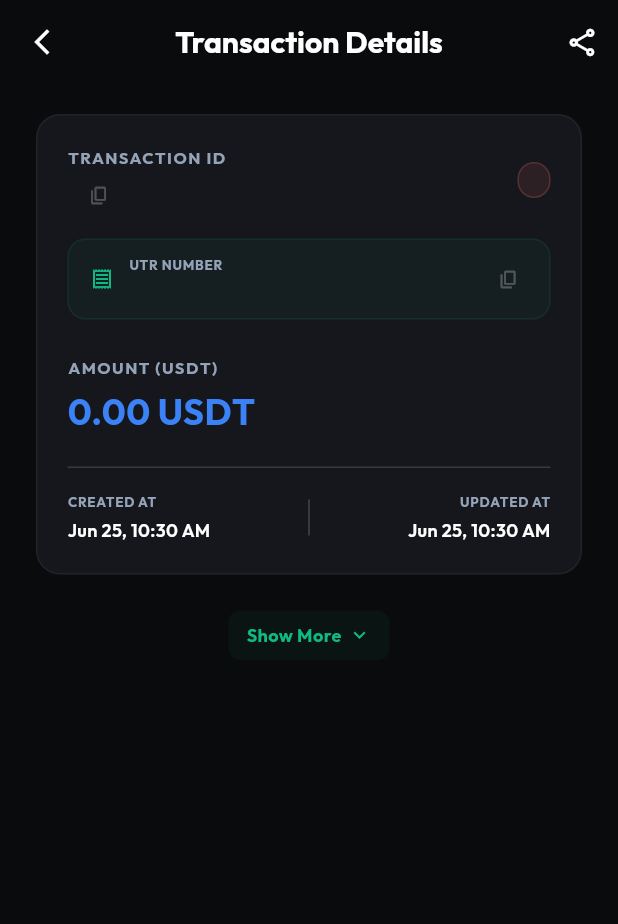
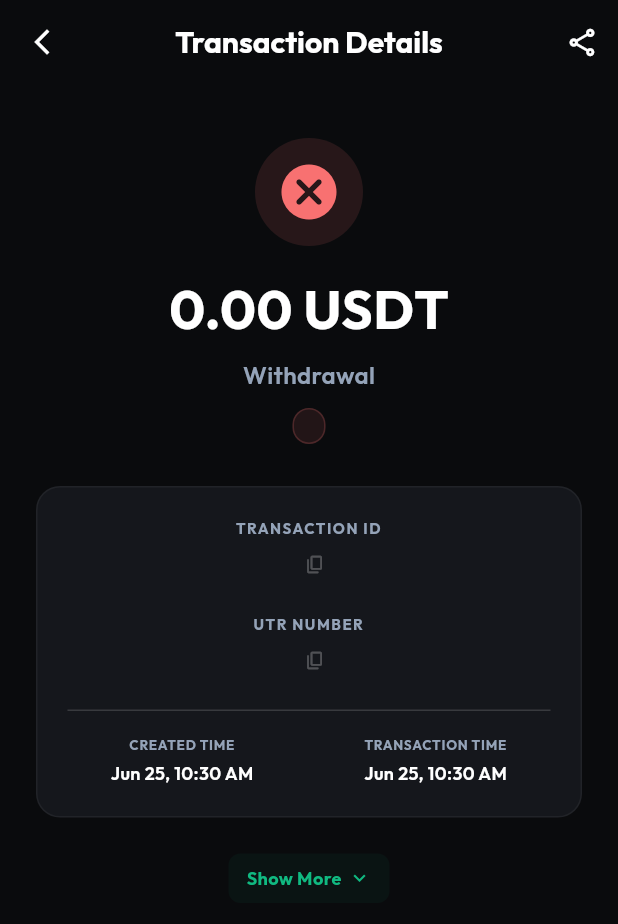
Before and after one commit to dtexxchange/app, a Flutter app: the TransactionDetailScreen screen opened directly with empty values, on a phone screen of 412 x 824 dp. Shown: the top 924 px of the screen. Run offline on Flutter 3.47's test engine with Material 3 defaults, Android fonts, the phone set to English and light mode, and no system bars; drawn by our look-alikes of screenshot; our stand-ins replace firebase_core, firebase_messaging, flutter_local_notifications, flutter_secure_storage, google_fonts, qr_flutter and 2 more; missing offline and left inert: encrypt, pointycastle; accounts and stored records are empty; network calls fail.

Commit message:
feat: ui changes to match gpay design

```diff
--- a/apps/mobile_app/lib/screens/transaction_detail_screen.dart
+++ b/apps/mobile_app/lib/screens/transaction_detail_screen.dart
@@ -180,32 +180,88 @@ class _TransactionDetailScreenState extends State<TransactionDetailScreen> {
           child: ListView(
             padding: const EdgeInsets.symmetric(horizontal: 24, vertical: 20),
             children: [
-              // Section 1: Core Summary
+              // Section 1: Google Pay Styled Core Summary
+              const SizedBox(height: 16),
+              Center(
+                child: Container(
+                  width: 72,
+                  height: 72,
+                  decoration: BoxDecoration(
+                    color: statusColor.withValues(alpha: 0.12),
+                    shape: BoxShape.circle,
+                  ),
+                  child: Icon(
+                    status == 'COMPLETED'
+                        ? Icons.check_circle_rounded
+                        : status == 'PENDING'
+                            ? Icons.schedule_rounded
+                            : Icons.cancel_rounded,
+                    color: statusColor,
+                    size: 44,
+                  ),
+                ),
+              ),
+              const SizedBox(height: 16),
+              Center(
+                child: (isExchange || isWithdrawal)
+                    ? Text(
+                        '₹${NumberFormat('#,##0.##').format(amountInr)}',
+                        style: GoogleFonts.outfit(
+                          fontSize: 36,
+                          fontWeight: FontWeight.bold,
+                        ),
+                        textAlign: TextAlign.center,
+                      )
+                    : ExpandableAmount(
+                        amount: amountUsdt,
+                        suffix: ' USDT',
+                        style: GoogleFonts.outfit(
+                          fontSize: 36,
+                          fontWeight: FontWeight.bold,
+                        ),
+                      ),
+              ),
+              const SizedBox(height: 8),
+              Center(
+                child: Text(
+                  isDeposit
+                      ? 'Deposit Request'
+                      : isExchange
+                          ? 'Exchange'
+                          : 'Withdrawal',
+                  style: GoogleFonts.outfit(
+                    fontSize: 16,
+                    fontWeight: FontWeight.w600,
+                    color: textDim,
+                  ),
+                ),
+              ),
+              const SizedBox(height: 10),
+              Center(
+                child: _buildStatusBadge(status, statusColor),
+              ),
+              const SizedBox(height: 28),
               _buildSectionCard(
                 child: Column(
-                  children: [
-                    Row(
-                      mainAxisAlignment: MainAxisAlignment.spaceBetween,
-                      children: [
-                        Column(
-                          crossAxisAlignment: CrossAxisAlignment.start,
                   children: [
                     Text(
                       'TRANSACTION ID',
                       style: TextStyle(
                         color: textDim,
-                                fontSize: 11,
+                        fontSize: 10,
                         fontWeight: FontWeight.bold,
                         letterSpacing: 1,
                       ),
+                      textAlign: TextAlign.center,
                     ),
                     const SizedBox(height: 4),
                     Row(
+                      mainAxisAlignment: MainAxisAlignment.center,
                       children: [
                         Text(
                           tx['readableId']?.toString() ?? 'UNKNOWN',
                           style: const TextStyle(
-                                    fontSize: 18,
+                            fontSize: 16,
                             fontWeight: FontWeight.bold,
                           ),
                         ),
@@ -216,120 +272,59 @@ class _TransactionDetailScreenState extends State<TransactionDetailScreen> {
                         ),
                       ],
                     ),
+                    if (tx['utr'] != null) ...[
+                      const SizedBox(height: 20),
+                      Text(
+                        'UTR NUMBER',
+                        style: TextStyle(
+                          color: textDim,
+                          fontSize: 10,
+                          fontWeight: FontWeight.bold,
+                          letterSpacing: 1,
+                        ),
+                        textAlign: TextAlign.center,
+                      ),
+                      const SizedBox(height: 4),
+                      Row(
+                        mainAxisAlignment: MainAxisAlignment.center,
+                        children: [
+                          Text(
+                            tx['utr'],
+                            style: const TextStyle(
+                              fontSize: 15,
+                              fontWeight: FontWeight.bold,
+                            ),
+                          ),
+                          const SizedBox(width: 8),
+                          _CopyButton(label: 'UTR', value: tx['utr']),
                         ],
                       ),
-                        _buildStatusBadge(status, statusColor),
                     ],
-                    ),
-                    if (tx['utr'] != null) ...[
+                    const SizedBox(height: 20),
+                    Container(height: 1, color: border.withValues(alpha: 0.15)),
                     const SizedBox(height: 16),
-                      Container(
-                        padding: const EdgeInsets.symmetric(
-                          horizontal: 14,
-                          vertical: 10,
-                        ),
-                        decoration: BoxDecoration(
-                          color: primary.withValues(alpha: 0.05),
-                          borderRadius: BorderRadius.circular(12),
-                          border: Border.all(
-                            color: primary.withValues(alpha: 0.1),
-                          ),
-                        ),
-                        child: Row(
+                    LayoutBuilder(
+                      builder: (context, constraints) {
+                        final double itemWidth = (constraints.maxWidth - 16) / 2;
+                        final bool useGrid = itemWidth > 130;
+                        return Wrap(
+                          spacing: 16,
+                          runSpacing: 16,
                           children: [
-                            Icon(
-                              Icons.receipt_outlined,
-                              color: primary,
-                              size: 16,
-                            ),
-                            const SizedBox(width: 10),
-                            Expanded(
+                            SizedBox(
+                              width: useGrid ? itemWidth : constraints.maxWidth,
                               child: Column(
-                                crossAxisAlignment: CrossAxisAlignment.start,
+                                crossAxisAlignment: CrossAxisAlignment.center,
                                 children: [
                                   Text(
-                                    'UTR NUMBER',
+                                    'CREATED TIME',
                                     style: TextStyle(
                                       color: textDim,
                                       fontSize: 9,
                                       fontWeight: FontWeight.bold,
                                       letterSpacing: 0.5,
                                     ),
-                                  ),
-                                  Text(
-                                    tx['utr'],
-                                    style: const TextStyle(
-                                      fontSize: 13,
-                                      fontWeight: FontWeight.bold,
-                                    ),
-                                  ),
-                                ],
-                              ),
-                            ),
-                            _CopyButton(label: 'UTR', value: tx['utr']),
-                          ],
-                        ),
-                      ),
-                    ],
-                    const SizedBox(height: 24),
-                    Row(
-                      mainAxisAlignment: MainAxisAlignment.spaceBetween,
-                      children: [
-                        Column(
-                          crossAxisAlignment: CrossAxisAlignment.start,
-                          children: [
-                            Text(
-                              (isExchange || isWithdrawal)
-                                  ? 'AMOUNT (INR)'
-                                  : 'AMOUNT (USDT)',
-                              style: TextStyle(
-                                color: textDim,
-                                fontSize: 11,
-                                fontWeight: FontWeight.bold,
-                                letterSpacing: 1,
-                              ),
-                            ),
-                            const SizedBox(height: 4),
-                            if (isExchange || isWithdrawal)
-                              Text(
-                                '₹${NumberFormat('#,##0.##').format(amountInr)}',
-                                style: GoogleFonts.outfit(
-                                  fontSize: 24,
-                                  fontWeight: FontWeight.bold,
-                                  color: blue,
-                                ),
-                              )
-                            else
-                              ExpandableAmount(
-                                amount: amountUsdt,
-                                suffix: ' USDT',
-                                style: GoogleFonts.outfit(
-                                  fontSize: 24,
-                                  fontWeight: FontWeight.bold,
-                                  color: blue,
-                                ),
-                              ),
-                          ],
-                        ),
-                      ],
-                    ),
-                    const SizedBox(height: 20),
-                    Container(height: 1, color: border.withValues(alpha: 0.15)),
-                    const SizedBox(height: 16),
-                    Row(
-                      children: [
-                        Expanded(
-                          child: Column(
-                            crossAxisAlignment: CrossAxisAlignment.start,
-                            children: [
-                              Text(
-                                'CREATED AT',
-                                style: TextStyle(
-                                  color: textDim,
-                                  fontSize: 9,
-                                  fontWeight: FontWeight.bold,
-                                  letterSpacing: 0.5,
-                                ),
+                                    textAlign: TextAlign.center,
                                   ),
                                   const SizedBox(height: 4),
                                   Text(
@@ -343,28 +338,25 @@ class _TransactionDetailScreenState extends State<TransactionDetailScreen> {
                                       fontSize: 12,
                                       fontWeight: FontWeight.w600,
                                     ),
+                                    textAlign: TextAlign.center,
                                   ),
                                 ],
                               ),
                             ),
-                        Container(
-                          width: 1,
-                          height: 24,
-                          margin: const EdgeInsets.symmetric(horizontal: 12),
-                          color: border.withValues(alpha: 0.2),
-                        ),
-                        Expanded(
+                            SizedBox(
+                              width: useGrid ? itemWidth : constraints.maxWidth,
                               child: Column(
-                            crossAxisAlignment: CrossAxisAlignment.end,
+                                crossAxisAlignment: CrossAxisAlignment.center,
                                 children: [
                                   Text(
-                                'UPDATED AT',
+                                    'TRANSACTION TIME',
                                     style: TextStyle(
                                       color: textDim,
                                       fontSize: 9,
                                       fontWeight: FontWeight.bold,
                                       letterSpacing: 0.5,
                                     ),
+                                    textAlign: TextAlign.center,
                                   ),
                                   const SizedBox(height: 4),
                                   Text(
@@ -379,11 +371,14 @@ class _TransactionDetailScreenState extends State<TransactionDetailScreen> {
                                       fontSize: 12,
                                       fontWeight: FontWeight.w600,
                                     ),
+                                    textAlign: TextAlign.center,
                                   ),
                                 ],
                               ),
                             ),
                           ],
+                        );
+                      },
                     ),
                   ],
                 ),
@@ -407,6 +402,7 @@ class _TransactionDetailScreenState extends State<TransactionDetailScreen> {
                 const SizedBox(height: 12),
                 _buildSectionCard(
                   child: Column(
+                    crossAxisAlignment: CrossAxisAlignment.start,
                     children: [
                       if (_isLoadingInfo)
                         const Center(
@@ -415,32 +411,51 @@ class _TransactionDetailScreenState extends State<TransactionDetailScreen> {
                             child: CircularProgressIndicator(strokeWidth: 2),
                           ),
                         )
-                      else if (_decrypted != null) ...[
-                        _infoRow(
+                      else if (_decrypted != null)
+                        LayoutBuilder(
+                          builder: (context, constraints) {
+                            final double itemWidth = (constraints.maxWidth - 16) / 2;
+                            return Wrap(
+                              spacing: 16,
+                              runSpacing: 16,
+                              children: [
+                                SizedBox(
+                                  width: itemWidth > 130 ? itemWidth : constraints.maxWidth,
+                                  child: _infoRow(
                                     'Beneficiary',
                                     _decrypted!['name'] ?? 'Unknown',
                                     context,
                                   ),
-                        const SizedBox(height: 12),
-                        _infoRow(
+                                ),
+                                SizedBox(
+                                  width: itemWidth > 130 ? itemWidth : constraints.maxWidth,
+                                  child: _infoRow(
                                     'Account',
                                     _decrypted!['account'] ?? 'Locked',
                                     context,
                                   ),
-                        const SizedBox(height: 12),
-                        _infoRow(
+                                ),
+                                SizedBox(
+                                  width: itemWidth > 130 ? itemWidth : constraints.maxWidth,
+                                  child: _infoRow(
                                     'Bank',
                                     _decrypted!['bank'] ?? 'Private',
                                     context,
                                   ),
-                        const SizedBox(height: 12),
-                        _infoRow(
+                                ),
+                                SizedBox(
+                                  width: itemWidth > 130 ? itemWidth : constraints.maxWidth,
+                                  child: _infoRow(
                                     'IFSC/Sort',
                                     _decrypted!['ifsc'] ?? 'LOCKED',
                                     context,
-                          isLast: true,
                                   ),
-                      ] else
+                                ),
+                              ],
+                            );
+                          },
+                        )
+                      else
                         Text(
                           'Bank details locked or unavailable',
                           style: TextStyle(color: danger, fontSize: 12),
@@ -623,27 +638,31 @@ class _TransactionDetailScreenState extends State<TransactionDetailScreen> {
   Widget _infoRow(
     String label,
     String value,
-    BuildContext context, {
-    bool isLast = false,
-  }) {
+    BuildContext context,
+  ) {
     final textDim = Theme.of(context).colorScheme.onSurfaceVariant;
-    return Container(
-      padding: EdgeInsets.only(bottom: isLast ? 0 : 8),
-      child: Row(
-        mainAxisAlignment: MainAxisAlignment.spaceBetween,
+    return Column(
+      crossAxisAlignment: CrossAxisAlignment.start,
       children: [
-          Text(label, style: TextStyle(color: textDim, fontSize: 12)),
-          const SizedBox(width: 8),
-          Expanded(
-            child: Row(
-              mainAxisAlignment: MainAxisAlignment.end,
+        Text(
+          label.toUpperCase(),
+          style: TextStyle(
+            color: textDim,
+            fontSize: 10,
+            fontWeight: FontWeight.bold,
+            letterSpacing: 0.5,
+          ),
+        ),
+        const SizedBox(height: 4),
+        Row(
+          mainAxisAlignment: MainAxisAlignment.start,
           children: [
             Flexible(
               child: Text(
                 value,
                 style: const TextStyle(
                   fontWeight: FontWeight.bold,
-                      fontSize: 12,
+                  fontSize: 14,
                 ),
                 overflow: TextOverflow.ellipsis,
               ),
@@ -652,9 +671,7 @@ class _TransactionDetailScreenState extends State<TransactionDetailScreen> {
             _CopyButton(label: label, value: value),
           ],
         ),
-          ),
       ],
-      ),
     );
   }
 
```
Also changed, not shown: apps/mobile_app_admin/lib/screens/transaction_detail_screen.dart (+160 -141 lines), 1 other file. Lines whose indentation alone changed are shown as unchanged.
